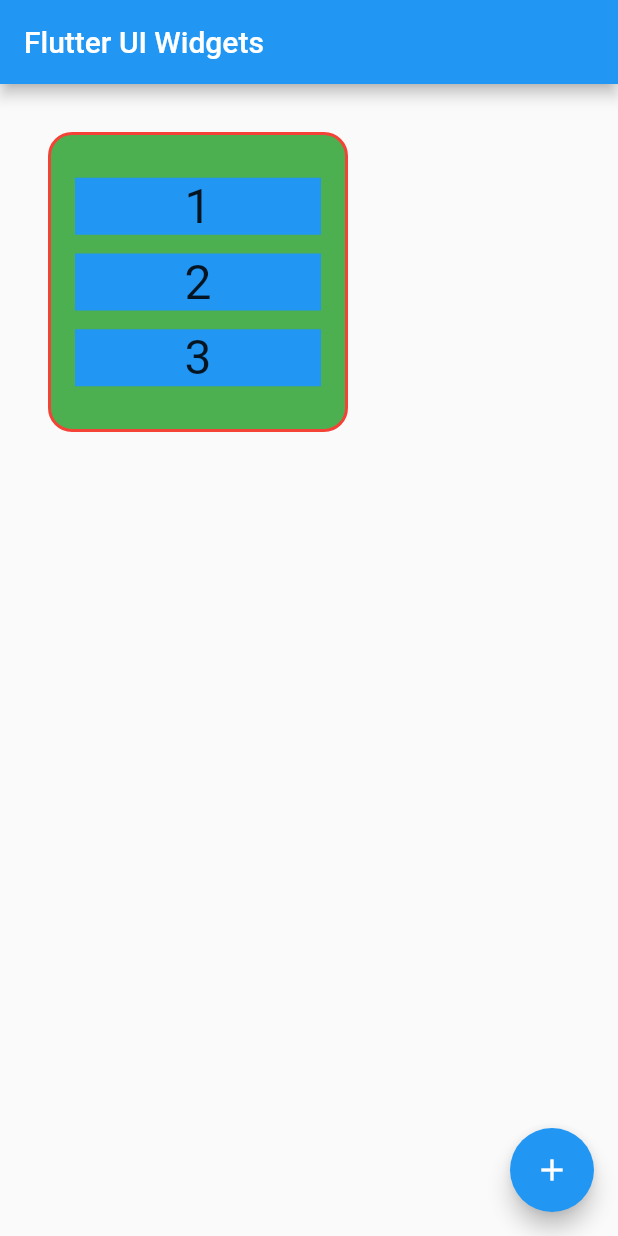
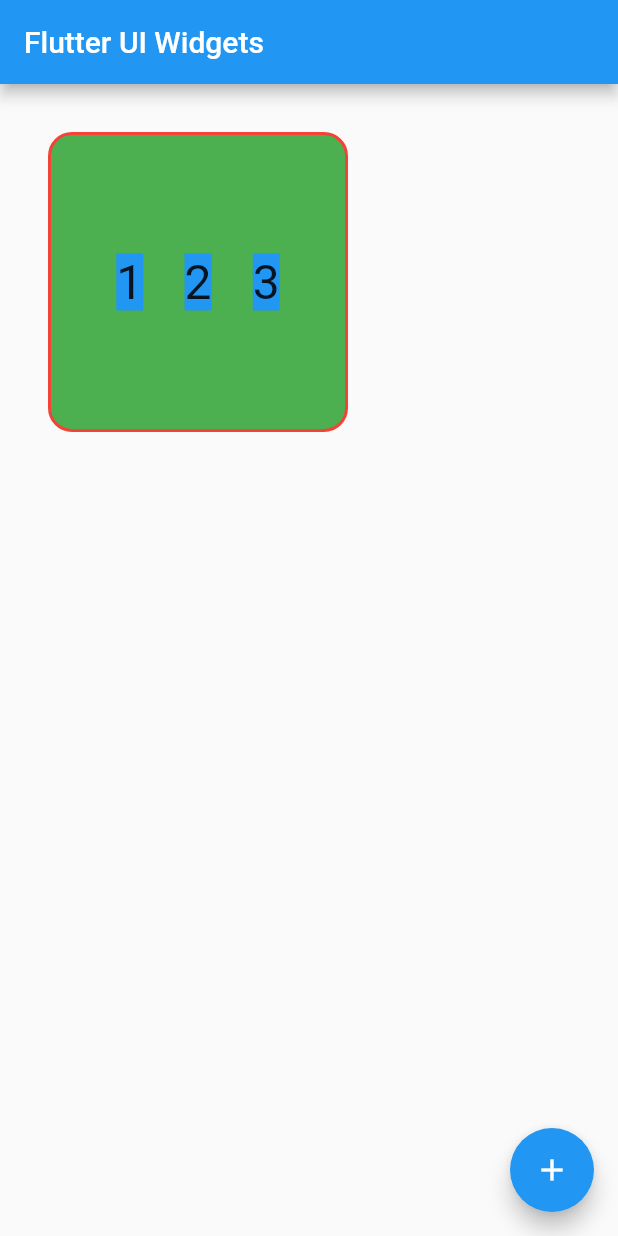
Before and after one commit to artishevskym/flutter_ui_widgets, a Flutter app: the screen it shows after launch, on a phone screen of 412 x 824 dp. Run offline on Flutter 3.47's test engine with Material 2 defaults, Android fonts, the phone set to English and light mode, and no system bars.

Commit message:
Explore basic widgets

```diff
--- a/lib/pages/main_page.dart
+++ b/lib/pages/main_page.dart
@@ -17,9 +17,9 @@ class MainPage extends StatelessWidget {
           border: Border.all(width: 2, color: Colors.red),
           color: Colors.green,
         ),
-        child: Column(
+        child: Row(
           mainAxisAlignment: MainAxisAlignment.spaceEvenly,
-          crossAxisAlignment: CrossAxisAlignment.stretch,
+          // crossAxisAlignment: CrossAxisAlignment.stretch,
           children: <Widget>[
             Container(
               color: Colors.blue,
```
